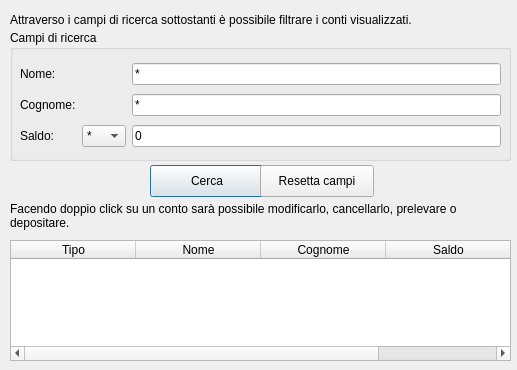
Above: dialogsearchaccount.ui from acavestro/qDB before the change. Below: the same form after it.
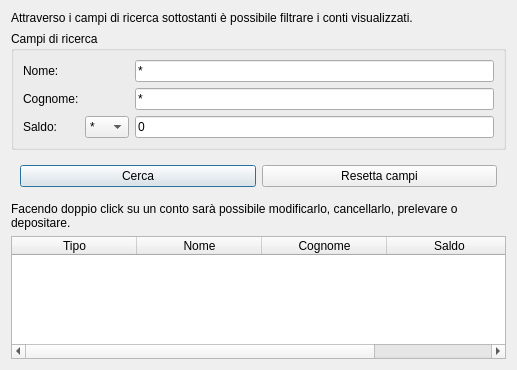
That is the form after the change.

```diff
--- a/dialogsearchaccount.ui
+++ b/dialogsearchaccount.ui
@@ -13,28 +13,34 @@
   <property name="windowTitle">
    <string>Ricerca conti</string>
   </property>
+  <layout class="QVBoxLayout" name="verticalLayout">
+   <item>
+    <widget class="QLabel" name="lblInfo1">
+     <property name="text">
+      <string>Attraverso i campi di ricerca sottostanti è possibile filtrare i conti visualizzati.</string>
+     </property>
+    </widget>
+   </item>
+   <item>
   <widget class="QGroupBox" name="grpBoxDataSearch">
-   <property name="geometry">
-    <rect>
-     <x>10</x>
-     <y>30</y>
-     <width>501</width>
-     <height>131</height>
-    </rect>
-   </property>
    <property name="title">
     <string>Campi di ricerca</string>
    </property>
-   <widget class="QWidget" name="gridLayoutWidget">
-    <property name="geometry">
-     <rect>
-      <x>10</x>
-      <y>30</y>
-      <width>481</width>
-      <height>91</height>
-     </rect>
-    </property>
     <layout class="QGridLayout" name="gridLayout">
+      <item row="0" column="0">
+       <widget class="QLabel" name="lblName">
+        <property name="text">
+         <string>Nome:</string>
+        </property>
+       </widget>
+      </item>
+      <item row="0" column="2">
+       <widget class="QLineEdit" name="txtName">
+        <property name="text">
+         <string>*</string>
+        </property>
+       </widget>
+      </item>
      <item row="1" column="0">
       <widget class="QLabel" name="lblSurname">
        <property name="text">
@@ -49,13 +55,6 @@
        </property>
       </widget>
      </item>
-     <item row="0" column="2">
-      <widget class="QLineEdit" name="txtName">
-       <property name="text">
-        <string>*</string>
-       </property>
-      </widget>
-     </item>
      <item row="2" column="0">
       <widget class="QLabel" name="lblBalance">
        <property name="text">
@@ -63,20 +62,6 @@
        </property>
       </widget>
      </item>
-     <item row="2" column="2">
-      <widget class="QLineEdit" name="txtBalance">
-       <property name="text">
-        <string>0</string>
-       </property>
-      </widget>
-     </item>
-     <item row="0" column="0">
-      <widget class="QLabel" name="lblName">
-       <property name="text">
-        <string>Nome:</string>
-       </property>
-      </widget>
-     </item>
      <item row="2" column="1">
       <widget class="QComboBox" name="cmbBalancePattern">
        <item>
@@ -111,35 +96,58 @@
        </item>
       </widget>
      </item>
-    </layout>
-   </widget>
-  </widget>
+      <item row="2" column="2">
+       <widget class="QLineEdit" name="txtBalance">
+        <property name="text">
+         <string>0</string>
+        </property>
+       </widget>
+      </item>
+     </layout>
+    </widget>
+   </item>
+   <item>
+    <widget class="QWidget" name="widget" native="true">
+     <layout class="QHBoxLayout" name="horizontalLayout">
+      <item>
   <widget class="QPushButton" name="btnSearch">
-   <property name="geometry">
-    <rect>
-     <x>150</x>
-     <y>165</y>
-     <width>114</width>
-     <height>32</height>
-    </rect>
-   </property>
    <property name="text">
     <string>Cerca</string>
    </property>
   </widget>
+      </item>
+      <item>
+       <widget class="QPushButton" name="btnResetFields">
+        <property name="text">
+         <string>Resetta campi</string>
+        </property>
+       </widget>
+      </item>
+     </layout>
+    </widget>
+   </item>
+   <item>
+    <widget class="QLabel" name="lblInfo2">
+     <property name="text">
+      <string>Facendo doppio click su un conto sarà possibile modificarlo, cancellarlo, prelevare o depositare.</string>
+     </property>
+     <property name="wordWrap">
+      <bool>true</bool>
+     </property>
+    </widget>
+   </item>
+   <item>
   <widget class="QTableWidget" name="tblSearchResult">
-   <property name="geometry">
-    <rect>
-     <x>10</x>
-     <y>240</y>
-     <width>501</width>
-     <height>121</height>
-    </rect>
+     <property name="sizePolicy">
+      <sizepolicy hsizetype="Expanding" vsizetype="Expanding">
+       <horstretch>0</horstretch>
+       <verstretch>0</verstretch>
+      </sizepolicy>
    </property>
    <property name="maximumSize">
     <size>
-     <width>501</width>
-     <height>121</height>
+       <width>16777215</width>
+       <height>16777215</height>
     </size>
    </property>
    <attribute name="horizontalHeaderDefaultSectionSize">
@@ -169,48 +177,8 @@
     </property>
    </column>
   </widget>
-  <widget class="QLabel" name="lblInfo1">
-   <property name="geometry">
-    <rect>
-     <x>10</x>
-     <y>10</y>
-     <width>491</width>
-     <height>20</height>
-    </rect>
-   </property>
-   <property name="text">
-    <string>Attraverso i campi di ricerca sottostanti è possibile filtrare i conti visualizzati.</string>
-   </property>
-  </widget>
-  <widget class="QPushButton" name="btnResetFields">
-   <property name="geometry">
-    <rect>
-     <x>260</x>
-     <y>165</y>
-     <width>114</width>
-     <height>32</height>
-    </rect>
-   </property>
-   <property name="text">
-    <string>Resetta campi</string>
-   </property>
-  </widget>
-  <widget class="QLabel" name="lblInfo2">
-   <property name="geometry">
-    <rect>
-     <x>10</x>
-     <y>200</y>
-     <width>491</width>
-     <height>31</height>
-    </rect>
-   </property>
-   <property name="text">
-    <string>Facendo doppio click su un conto sarà possibile modificarlo, cancellarlo, prelevare o depositare.</string>
-   </property>
-   <property name="wordWrap">
-    <bool>true</bool>
-   </property>
-  </widget>
+   </item>
+  </layout>
  </widget>
  <tabstops>
   <tabstop>txtName</tabstop>
```
Left out of the diff: 1 changed line with no effect on the pictures. Lines whose indentation alone changed are shown as unchanged.
